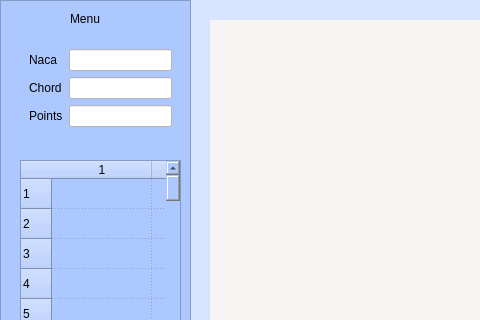
First picture: the form in src/airfoil/gui.ui, repository JeanPaulSB/wing_designer, before the edit; both pictures show x 0 to 480 and y 0 to 320 of the 800 by 600 pixel window.
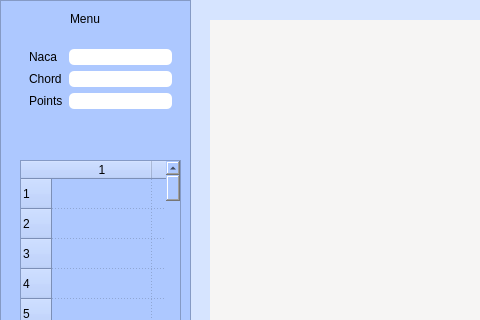
Second picture: the form after the edit. Custom widgets are drawn as their Qt base class.

The edit to the form file:
```diff
--- a/src/airfoil/gui.ui
+++ b/src/airfoil/gui.ui
@@ -55,7 +55,8 @@
       <item row="0" column="1">
        <widget class="QLineEdit" name="nacaInput">
         <property name="styleSheet">
-         <string notr="true">background-color: rgb(255, 255, 255);</string>
+         <string notr="true">background-color: rgb(255, 255, 255);
+border-radius: 5px;</string>
         </property>
        </widget>
       </item>
@@ -69,7 +70,9 @@
       <item row="1" column="1">
        <widget class="QLineEdit" name="chordInput">
         <property name="styleSheet">
-         <string notr="true">background-color: rgb(255, 255, 255);</string>
+         <string notr="true">background-color: rgb(255, 255, 255);
+border-radius: 5px;
+</string>
         </property>
        </widget>
       </item>
@@ -83,7 +86,8 @@
       <item row="2" column="1">
        <widget class="QLineEdit" name="pointsInput">
         <property name="styleSheet">
-         <string notr="true">background-color: rgb(255, 255, 255);</string>
+         <string notr="true">background-color: rgb(255, 255, 255);
+border-radius: 5px;</string>
         </property>
        </widget>
       </item>
```
